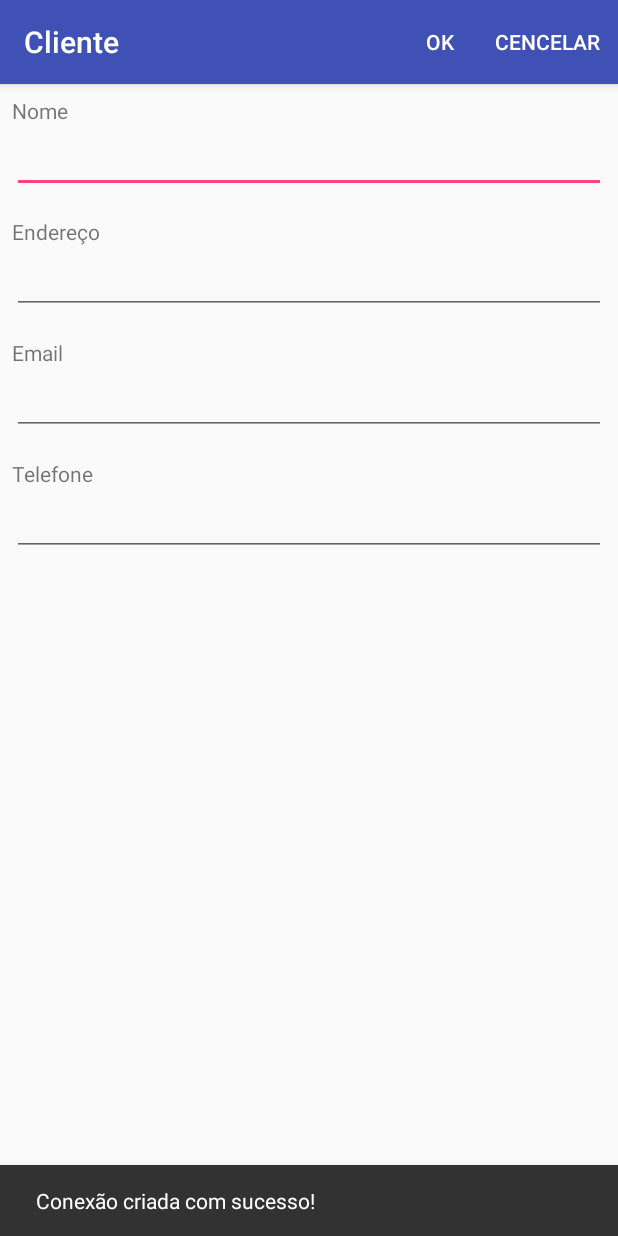
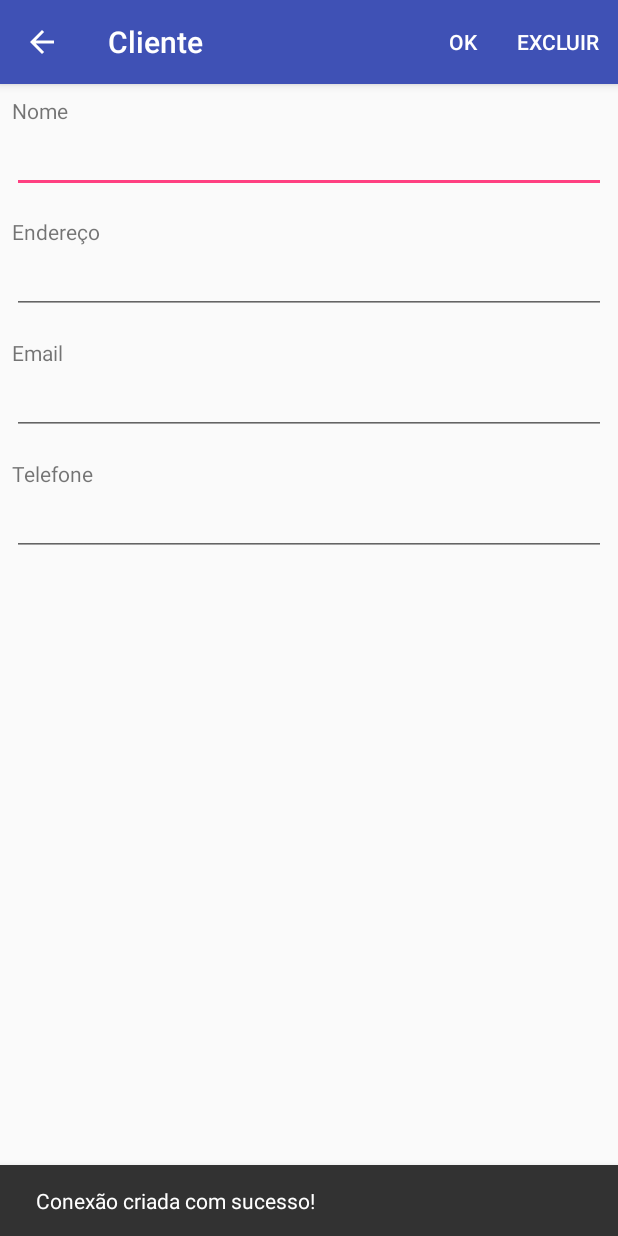
Before and after one commit to paulosix/CarteiradeClientes, an Android app: the screen it shows after launch (Activity_Cad_Cliente), after a tap on an icon or button, on a phone screen of 412 x 824 dp. Run offline under Robolectric (Android 15) with nearby library versions, the phone set to English and light mode, and no system bars.

Commit message:
Projeto Final

```diff
--- a/app/src/main/java/br/com/teste/carteiradeclientes/Activity_Cad_Cliente.java
+++ b/app/src/main/java/br/com/teste/carteiradeclientes/Activity_Cad_Cliente.java
@@ -43,6 +43,7 @@ public class Activity_Cad_Cliente extends AppCompatActivity {
         setContentView(R.layout.activity__cad__cliente);
         Toolbar toolbar = (Toolbar) findViewById(R.id.toolbar);
         setSupportActionBar(toolbar);
+        getSupportActionBar().setDisplayHomeAsUpEnabled(true);
 
         edtNome = (EditText)findViewById(R.id.edtNome);
         edtEndereco = (EditText)findViewById(R.id.edtEndereco);
@@ -52,7 +53,21 @@ public class Activity_Cad_Cliente extends AppCompatActivity {
         layoutCadCliente = (ConstraintLayout)findViewById(R.id.layoutCadCliente);
 
         criarConexao();
+        verificaParametro();
+    }
 
+    private void verificaParametro(){
+        Bundle bundle = getIntent().getExtras();
+        cliente = new Cliente();
+
+        if ((bundle != null) && (bundle.containsKey("CLIENTE"))){
+            cliente = (Cliente) bundle.getSerializable("CLIENTE");
+
+            edtNome.setText(cliente.nome);
+            edtEndereco.setText(cliente.endereco);
+            edtEmail.setText(cliente.email);
+            edtTelefone.setText(cliente.telefone);
+        }
     }
 
     @Override
@@ -65,13 +80,14 @@ public class Activity_Cad_Cliente extends AppCompatActivity {
 
     private void confirmar(){
 
-        cliente = new Cliente();
-
         if (validaCampos() == false)  {
 
             try {
 
-                clienteReporitorio.inserir(cliente);
+                if (cliente.codigo == 0)
+                    clienteReporitorio.inserir(cliente);
+                else
+                    clienteReporitorio.alterar(cliente);
 
                 finish();
 
@@ -145,13 +161,14 @@ public class Activity_Cad_Cliente extends AppCompatActivity {
 
         switch (id)
         {
+            case android.R.id.home:
+                finish();
+                break;
             case R.id.action_ok:
                 confirmar();
-                //Toast.makeText(this, "Botão ok selecionado", Toast.LENGTH_SHORT).show();
-
                 break;
-            case R.id.action_cancelar:
-                //Toast.makeText(this,"Botão cancelar selecionado", Toast.LENGTH_SHORT).show();
+            case R.id.action_excluir:
+                clienteReporitorio.excluir(cliente.codigo);
                 finish();
                 break;
 
--- a/app/src/main/java/br/com/teste/carteiradeclientes/MainActivity.java
+++ b/app/src/main/java/br/com/teste/carteiradeclientes/MainActivity.java
@@ -10,11 +10,16 @@ import android.support.design.widget.FloatingActionButton;
 import android.support.design.widget.Snackbar;
 import android.support.v7.app.AlertDialog;
 import android.support.v7.app.AppCompatActivity;
+import android.support.v7.widget.LinearLayoutManager;
 import android.support.v7.widget.RecyclerView;
 import android.support.v7.widget.Toolbar;
 import android.view.View;
 
+import java.util.List;
+
 import br.com.teste.carteiradeclientes.database.DadosOpenHelper;
+import br.com.teste.carteiradeclientes.dominio.entidades.Cliente;
+import br.com.teste.carteiradeclientes.dominio.repositorio.ClienteReporitorio;
 
 public class MainActivity extends AppCompatActivity {
 
@@ -22,9 +27,12 @@ public class MainActivity extends AppCompatActivity {
     private FloatingActionButton fab;
     private ConstraintLayout layoutContentMain;
 
-     private SQLiteDatabase conexao;
+    private SQLiteDatabase conexao;
 
-     private DadosOpenHelper dadosOpenHelper;
+    private DadosOpenHelper dadosOpenHelper;
+    private ClienteReporitorio clienteReporitorio;
+
+    private ClienteAdapter clienteAdapter;
 
     @Override
     protected void onCreate(Bundle savedInstanceState) {
@@ -34,14 +42,27 @@ public class MainActivity extends AppCompatActivity {
         setSupportActionBar(toolbar);
 
         fab = (FloatingActionButton) findViewById(R.id.fab);
-        lstDados = (RecyclerView)findViewById(R.id.lstDados);
+        lstDados = (RecyclerView) findViewById(R.id.lstDados);
 
-        layoutContentMain = (ConstraintLayout)findViewById(R.id.LayoutContentMain);
+        layoutContentMain = (ConstraintLayout) findViewById(R.id.LayoutContentMain);
 
         criarConexao();
+
+        lstDados.setHasFixedSize(true);
+
+        LinearLayoutManager linearLayoutManager = new LinearLayoutManager(this);
+        lstDados.setLayoutManager(linearLayoutManager);
+
+        clienteReporitorio = new ClienteReporitorio(conexao);
+
+        List<Cliente> dados = clienteReporitorio.getAllClientes();
+        clienteAdapter = new ClienteAdapter(dados);
+
+        lstDados.setAdapter(clienteAdapter);
+
     }
 
-    private void criarConexao(){
+    private void criarConexao() {
 
         try {
 
@@ -53,20 +74,31 @@ public class MainActivity extends AppCompatActivity {
                     .setAction("Ok", null).show();
 
 
-        } catch (SQLException ex){
+        } catch (SQLException ex) {
 
             AlertDialog.Builder dlg = new AlertDialog.Builder(this);
             dlg.setTitle(R.string.title_erro);
             dlg.setMessage(ex.getMessage());
-            dlg.setNeutralButton("Ok",null);
+            dlg.setNeutralButton("Ok", null);
             dlg.show();
         }
 
     }
 
-    public void caadastrar(View view){
+    public void caadastrar(View view) {
         Intent it = new Intent(MainActivity.this, Activity_Cad_Cliente.class);
-        startActivity(it);
+        //startActivity(it);
+        startActivityForResult(it, 0);
     }
 
+    @Override
+    protected void onActivityResult(int requestCode, int resultCode, Intent data) {
+
+        if (resultCode == 0) {
+            List<Cliente> dados = clienteReporitorio.getAllClientes();
+            clienteAdapter = new ClienteAdapter(dados);
+
+            lstDados.setAdapter(clienteAdapter);
+        }
+    }
 }
--- a/app/src/main/java/br/com/teste/carteiradeclientes/dominio/entidades/Cliente.java
+++ b/app/src/main/java/br/com/teste/carteiradeclientes/dominio/entidades/Cliente.java
@@ -1,10 +1,16 @@
 package br.com.teste.carteiradeclientes.dominio.entidades;
 
-public class Cliente {
+import java.io.Serializable;
+
+public class Cliente implements Serializable{
 
     public int codigo;
     public String nome;
     public String endereco;
     public String email;
     public String telefone;
+
+    public Cliente() {
+        codigo = 0;
+    }
 }
--- a/app/src/main/res/layout/lista_clientes.xml
+++ b/app/src/main/res/layout/lista_clientes.xml
@@ -1,8 +1,10 @@
 <?xml version="1.0" encoding="utf-8"?>
 <LinearLayout xmlns:android="http://schemas.android.com/apk/res/android"
     xmlns:tools="http://schemas.android.com/tools"
-    android:orientation="vertical" android:layout_width="match_parent"
-    android:layout_height="match_parent">
+    android:layout_width="match_parent"
+    android:layout_height="wrap_content"
+    android:foreground="?attr/selectableItemBackground"
+    android:orientation="vertical">
 
     <TextView
         android:id="@+id/txtNome"
--- a/app/src/main/res/menu/menu_act_cad_cliente.xml
+++ b/app/src/main/res/menu/menu_act_cad_cliente.xml
@@ -10,8 +10,8 @@
         app:showAsAction="always" />
 
     <item
-        android:id="@+id/action_cancelar"
-        android:title="@string/title_menu_cancelar"
+        android:id="@+id/action_excluir"
+        android:title="@string/excluir"
         android:orderInCategory="2"
         app:showAsAction="ifRoom" />
 </menu>
--- a/app/src/main/res/values/strings.xml
+++ b/app/src/main/res/values/strings.xml
@@ -12,4 +12,5 @@
     <string name="message_campo_invalidos_brancos">Há campos inválidos ou emn branco!</string>
     <string name="message">Conexão criada com sucesso!</string>
     <string name="title_erro">Erro</string>
+    <string name="excluir">Excluir</string>
 </resources>
```
Also changed, not shown: app/src/main/java/br/com/teste/carteiradeclientes/ClienteAdapter.java (+67 -7 lines), app/src/main/java/br/com/teste/carteiradeclientes/dominio/repositorio/ClienteReporitorio.java (+29 -25 lines).
